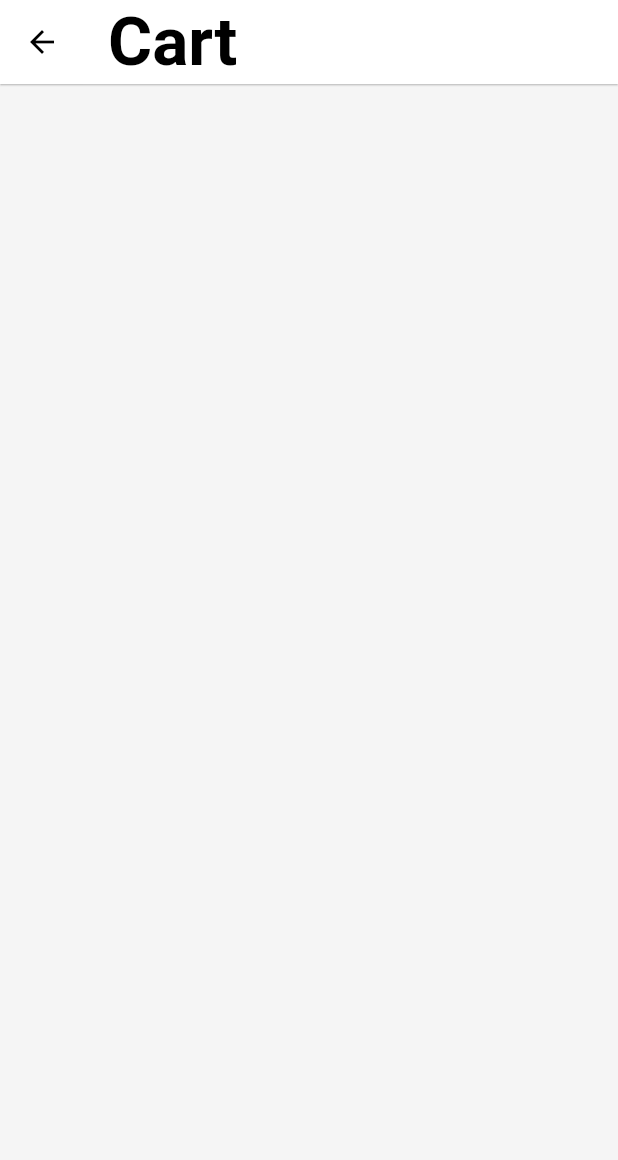
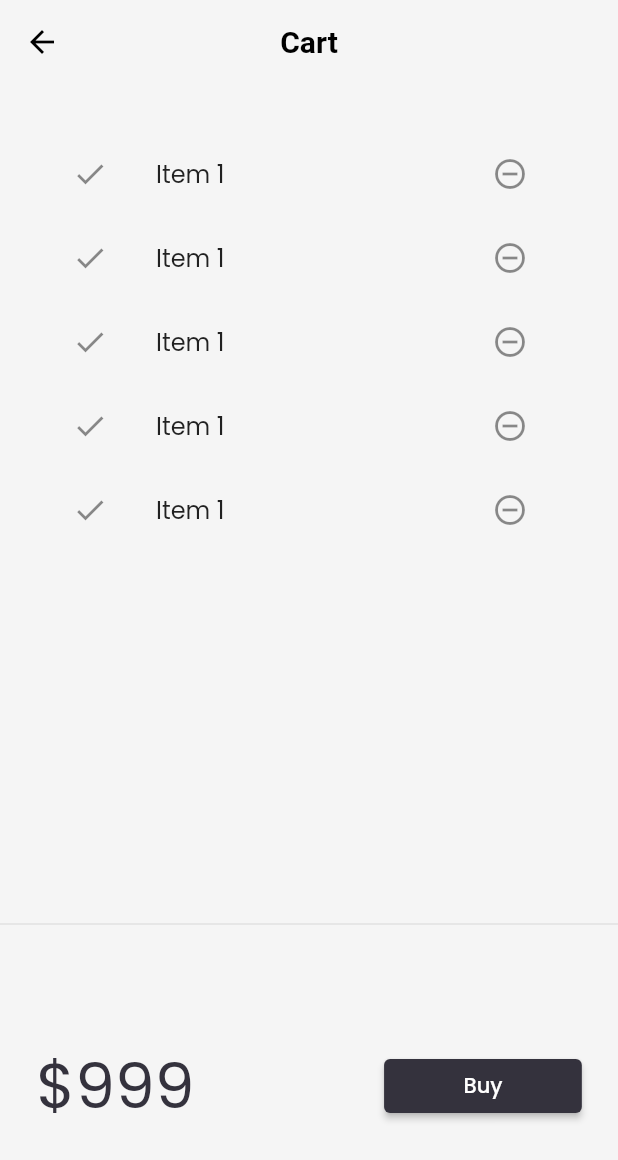
Before and after one commit to xanyl/flutter_category_app, a Flutter app: the CartPage screen opened by its route, on a phone screen of 412 x 824 dp. Shown: the top 1160 px of the screen. Run offline on Flutter 3.47's test engine with Material 2 defaults, Android fonts, the phone set to English and light mode, and no system bars; our stand-ins replace google_fonts, velocity_x; missing offline and left inert: dart:ffi; network calls fail.

Commit message:
Adding Cart interfaces!

```diff
--- /dev/null
+++ b/lib/models/cart.dart
@@ -0,0 +1,34 @@
+import 'package:flutter/cupertino.dart';
+import 'package:flutter_application_1/models/catalog.dart';
+import 'package:flutter_application_1/widgets/home_widgets/catalog_header.dart';
+
+class CartModel {
+  late CatalogModel _catalog;
+  //Collection of ids, Store Ids of each item
+  final List<int> _itemIds = [];
+
+  //Get catalog
+  CatalogModel get catalog => _catalog;
+
+  set catalog(CatalogModel newCatalog) {
+    assert(newCatalog != null);
+    _catalog = newCatalog;
+  }
+
+  //Get items in the cart
+  List<Item> get items => _itemIds.map((id) => _catalog.getById(id)).toList();
+
+  // Get total Price
+  num get totalPrice =>
+      items.fold(0, (total, current) => total + current.price);
+
+  //Add Item
+  void add(Item item) {
+    _itemIds.add(item.id);
+  }
+
+  //remove Item
+  void remove(Item item) {
+    _itemIds.remove(item.id);
+  }
+}
--- a/lib/models/catalog.dart
+++ b/lib/models/catalog.dart
@@ -1,9 +1,18 @@
+import 'dart:convert';
+
 class CatalogModel {
   static List<Item> items = [];
+
+  //get Items by ID
+ Item getById(id) =>
+      items.firstWhere((element) => element.id = id, orElse: null);
+
+  //Get item by position
+ Item getByPosition(int pos) => items[pos];
 }
 
 class Item {
-  final int id;
+  int id;
   final String name;
   final String desc;
   final num price;
--- a/lib/pages/cart_page.dart
+++ b/lib/pages/cart_page.dart
@@ -6,11 +6,62 @@ class CartPage extends StatelessWidget {
   @override
   Widget build(BuildContext context) {
     return Scaffold(
-      backgroundColor: MyTheme.creamColor,
+      backgroundColor: context.canvasColor,
       appBar: AppBar(
-        backgroundColor: Colors.white,
-        title: "Cart".text.bold.xl4.color(Colors.black).make(),
+        backgroundColor: Colors.transparent,
+        centerTitle: true,
+        title: "Cart".text.bold.make(),
+      ),
+      body: Column(
+          children: [_CartList().p32().expand(), Divider(), _CartTotal()]),
+    );
+  }
+}
+
+class _CartTotal extends StatelessWidget {
+  @override
+  Widget build(BuildContext context) {
+    return SizedBox(
+      height: 200,
+      child: Row(
+        mainAxisAlignment: MainAxisAlignment.spaceAround,
+        children: [
+          "\$999".text.xl5.color(context.theme.accentColor).make(),
+          30.widthBox,
+          ElevatedButton(
+                  onPressed: () {
+                    ScaffoldMessenger.of(context).showSnackBar(SnackBar(
+                        content: "Buying not supported yet.".text.make()));
+                  },
+                  style: ButtonStyle(
+                      backgroundColor:
+                          MaterialStateProperty.all(context.theme.buttonColor)),
+                  child: "Buy".text.white.make())
+              .w32(context)
+        ],
       ),
     );
   }
 }
+
+class _CartList extends StatefulWidget {
+  @override
+  State<_CartList> createState() => _CartListState();
+}
+
+class _CartListState extends State<_CartList> {
+  @override
+  Widget build(BuildContext context) {
+    return ListView.builder(
+      itemCount: 5,
+      itemBuilder: (context, index) => ListTile(
+        leading: Icon(Icons.done),
+        trailing: IconButton(
+          icon: Icon(Icons.remove_circle_outline),
+          onPressed: () {},
+        ),
+        title: "Item 1".text.make(),
+      ),
+    );
+  }
+}
--- a/lib/widgets/themes.dart
+++ b/lib/widgets/themes.dart
@@ -13,9 +13,20 @@ class MyTheme {
         primaryTextTheme: GoogleFonts.latoTextTheme(),
         appBarTheme: AppBarTheme(
           color: Colors.white,
-          elevation: 0.5,
+          elevation: 0.0,
           iconTheme: IconThemeData(color: Colors.black),
-          textTheme: Theme.of(context).textTheme,
+          toolbarTextStyle: Theme.of(context)
+              .textTheme
+              .copyWith(
+                  headline6: context.textTheme.headline6
+                      ?.copyWith(color: Colors.black))
+              .bodyText2,
+          titleTextStyle: Theme.of(context)
+              .textTheme
+              .copyWith(
+                  headline6: context.textTheme.headline6
+                      ?.copyWith(color: Colors.black))
+              .headline6,
         ),
       );
 
@@ -29,16 +40,18 @@ class MyTheme {
         accentColor: Colors.white,
         appBarTheme: AppBarTheme(
           color: Colors.black,
-          elevation: 0.5,
+          elevation: 0.0,
           iconTheme: IconThemeData(color: Colors.white),
-          textTheme: Theme.of(context).textTheme,
+          textTheme: Theme.of(context).textTheme.copyWith(
+              headline6:
+                  context.textTheme.headline6?.copyWith(color: Colors.white)),
         ),
       );
 
   //colors
 
   static Color creamColor = Color(0xfff5f5f5);
-  static Color darkcreamColor = Color.fromARGB(255, 42, 42, 44);
-  static Color darkBluishColor = Color.fromARGB(255, 46, 42, 63);
+  static Color darkcreamColor = Color.fromARGB(255, 77, 75, 75);
+  static Color darkBluishColor = Color.fromARGB(255, 52, 50, 61);
   static Color lightBluishColor = Color.fromARGB(255, 174, 99, 223);
 }
```
